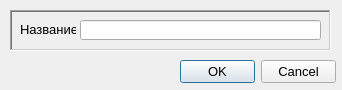
This is RC/src/editor/dialogs/qsavegraphdialog.ui in graf-abolmasov/PGraph as Qt 5 draws it before an edit. The edited form follows.
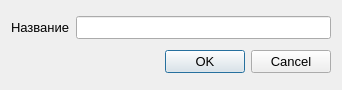
This is the edited form. Icons and pictures are not drawn.

The edit to the form file:
```diff
--- a/RC/src/editor/dialogs/qsavegraphdialog.ui
+++ b/RC/src/editor/dialogs/qsavegraphdialog.ui
@@ -34,67 +34,32 @@
    <iconset resource="../../resources.qrc">
     <normaloff>:/images/G.png</normaloff>:/images/G.png</iconset>
   </property>
-  <widget class="QDialogButtonBox" name="buttonBox">
-   <property name="geometry">
-    <rect>
-     <x>180</x>
-     <y>60</y>
-     <width>156</width>
-     <height>23</height>
-    </rect>
-   </property>
-   <property name="orientation">
-    <enum>Qt::Horizontal</enum>
-   </property>
-   <property name="standardButtons">
-    <set>QDialogButtonBox::Cancel|QDialogButtonBox::Ok</set>
-   </property>
-  </widget>
-  <widget class="QFrame" name="frame">
-   <property name="geometry">
-    <rect>
-     <x>10</x>
-     <y>10</y>
-     <width>321</width>
-     <height>41</height>
-    </rect>
-   </property>
-   <property name="frameShape">
-    <enum>QFrame::WinPanel</enum>
-   </property>
-   <property name="frameShadow">
-    <enum>QFrame::Sunken</enum>
-   </property>
-   <property name="lineWidth">
-    <number>4</number>
-   </property>
-   <property name="midLineWidth">
-    <number>1</number>
-   </property>
-   <widget class="QLineEdit" name="lineEdit">
-    <property name="geometry">
-     <rect>
-      <x>70</x>
-      <y>10</y>
-      <width>241</width>
-      <height>20</height>
-     </rect>
-    </property>
-   </widget>
-   <widget class="QLabel" name="label">
-    <property name="geometry">
-     <rect>
-      <x>10</x>
-      <y>11</y>
-      <width>56</width>
-      <height>16</height>
-     </rect>
-    </property>
-    <property name="text">
-     <string>Название</string>
-    </property>
-   </widget>
-  </widget>
+  <layout class="QVBoxLayout" name="verticalLayout">
+   <item>
+    <layout class="QHBoxLayout" name="horizontalLayout">
+     <item>
+      <widget class="QLabel" name="label">
+       <property name="text">
+        <string>Название</string>
+       </property>
+      </widget>
+     </item>
+     <item>
+      <widget class="QLineEdit" name="lineEdit"/>
+     </item>
+    </layout>
+   </item>
+   <item>
+    <widget class="QDialogButtonBox" name="buttonBox">
+     <property name="orientation">
+      <enum>Qt::Horizontal</enum>
+     </property>
+     <property name="standardButtons">
+      <set>QDialogButtonBox::Cancel|QDialogButtonBox::Ok</set>
+     </property>
+    </widget>
+   </item>
+  </layout>
  </widget>
  <resources>
   <include location="../../resources.qrc"/>
```
Left out of the diff: 4 changed lines with no effect on the pictures.
